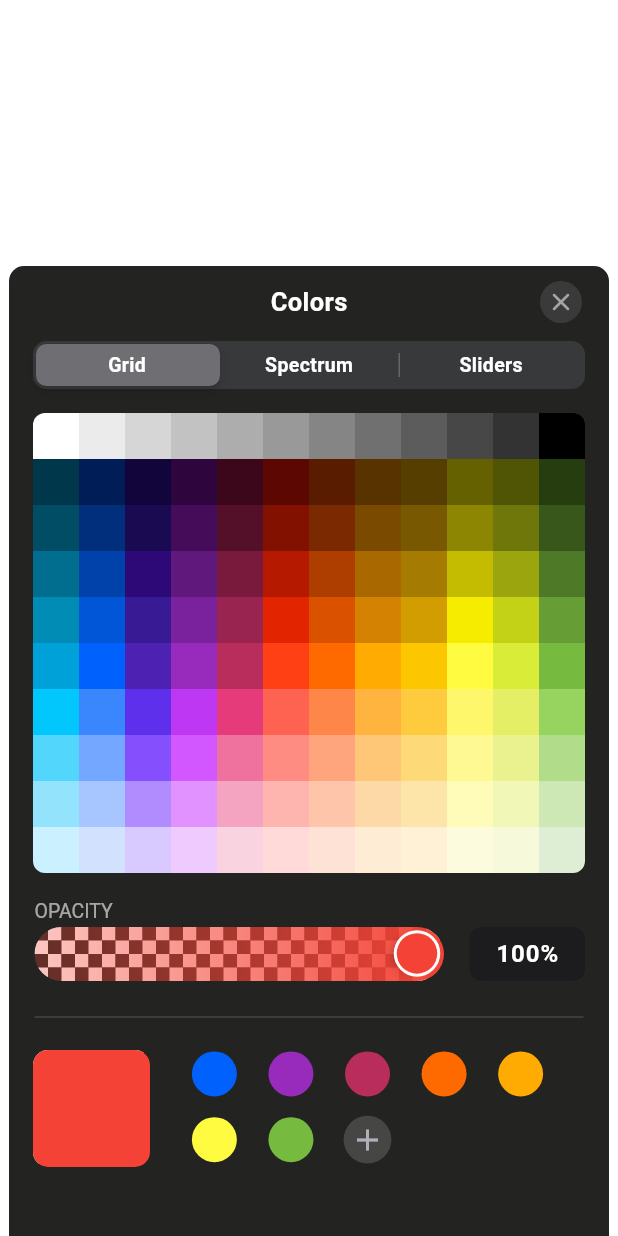
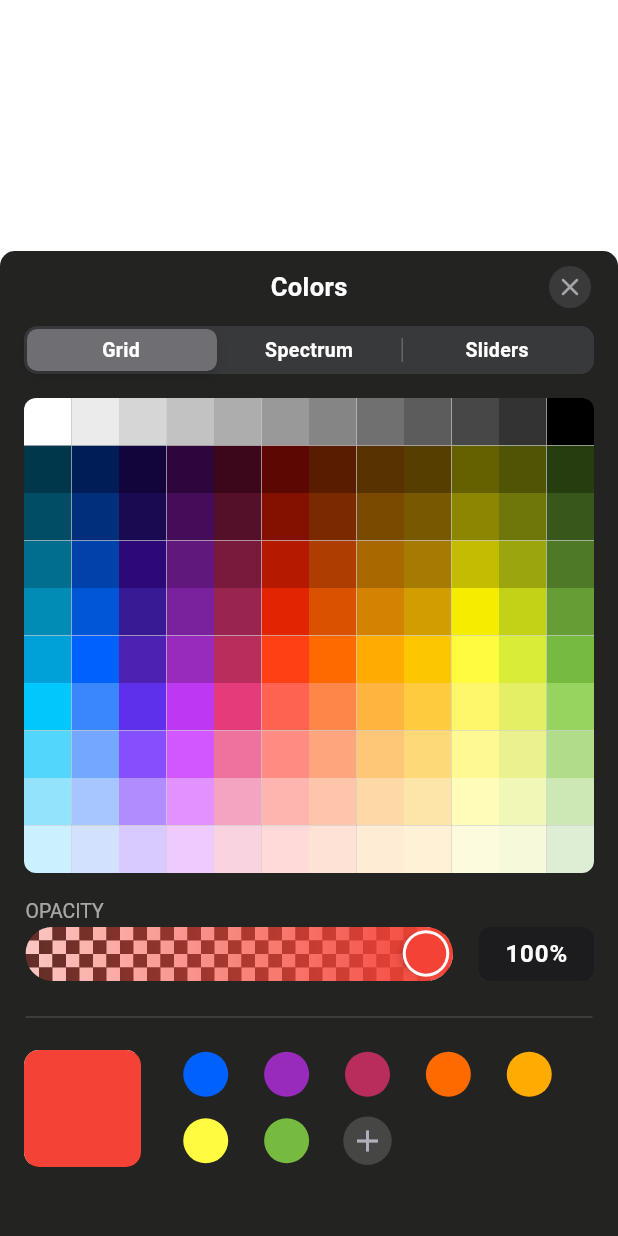
Before and after one commit to mokhselim/ios_color_picker, a Flutter app: the screen it shows after launch, after a tap on "SelectColor", on a phone screen of 412 x 824 dp. Run offline on Flutter 3.47's test engine with Material 3 defaults, Android fonts, the phone set to English and light mode, and no system bars; our stand-ins replace shared_preferences, smooth_page_indicator; missing offline and left inert: super_tooltip.

Commit message:
max-width-fix

```diff
--- a/lib/ios_color_picker/shared.dart
+++ b/lib/ios_color_picker/shared.dart
@@ -7,8 +7,8 @@ double componentsHeight(BuildContext context) {
 
 double maxWidth(BuildContext context) {
   double width = MediaQuery.sizeOf(context).width;
-  if (width > 400) {
-    width = 400;
+  if (width > 500) {
+    width = 500;
   }
   return width;
 }
```
Also changed, not shown: example/pubspec.lock.
